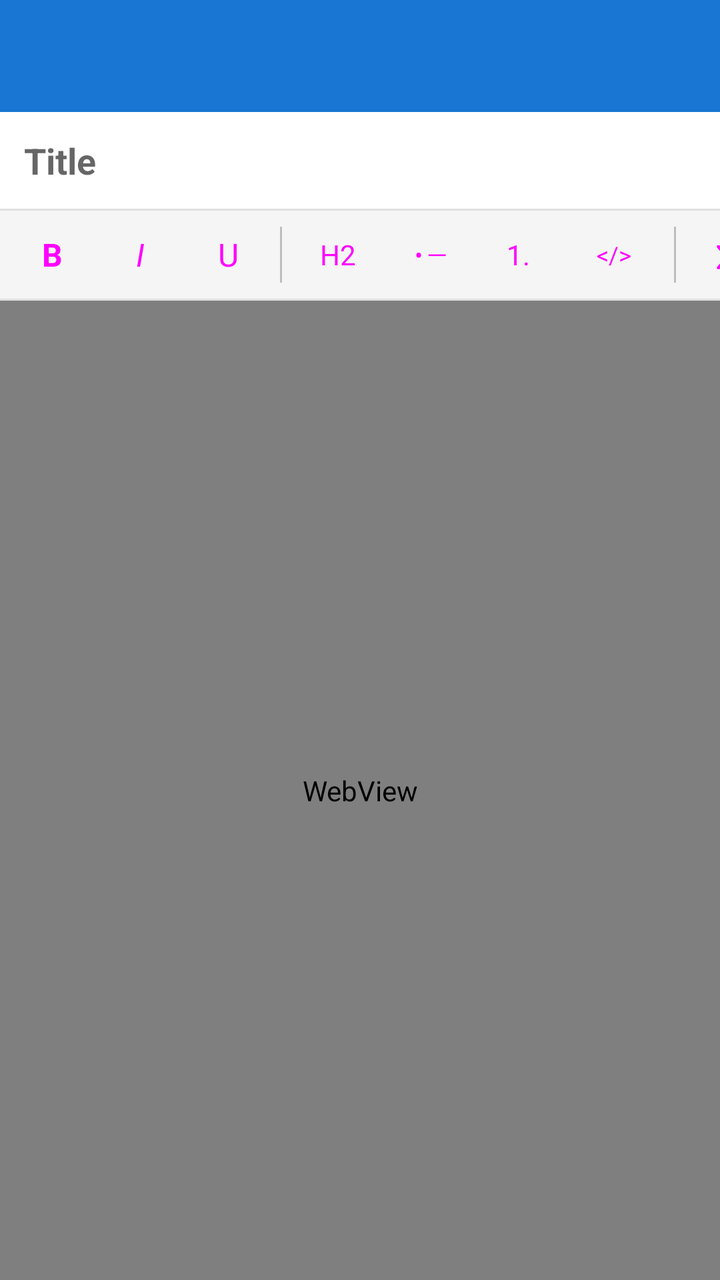
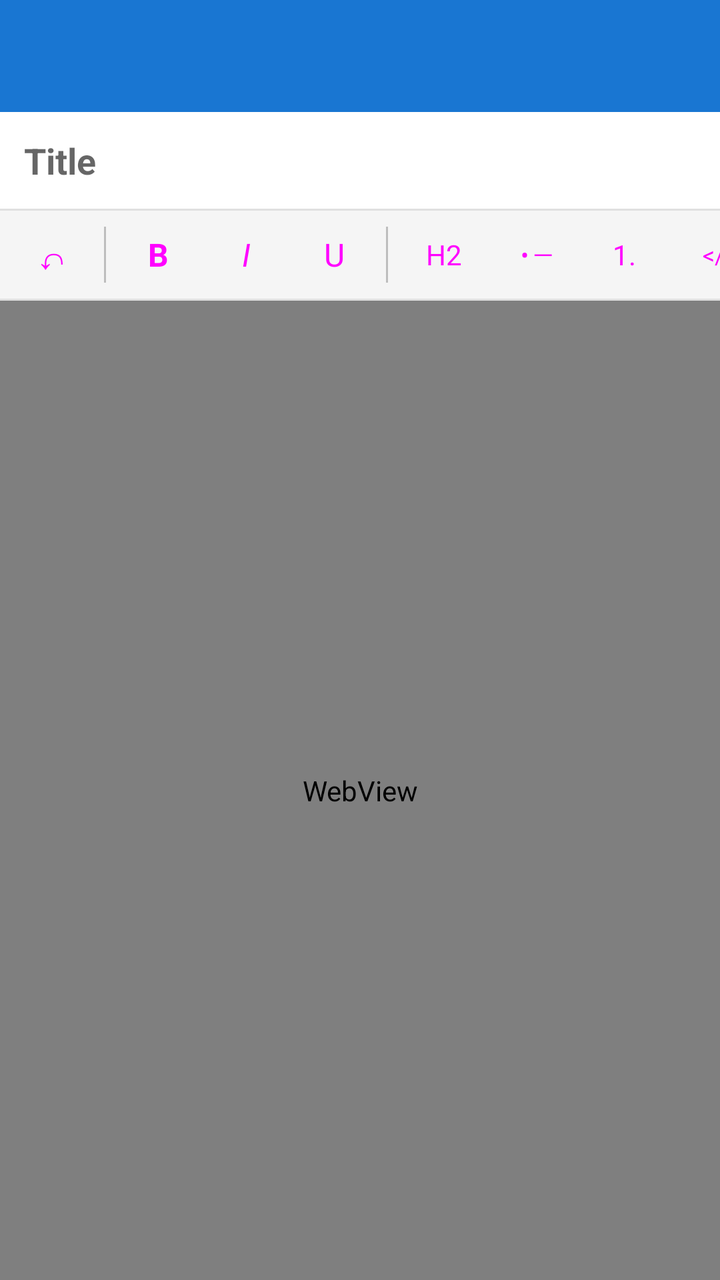

The first picture is an Android layout as it rendered before a commit; the second is the same layout after the commit. The layout source and the unified diff follow.
<!-- AndroidManifest.xml: application theme Theme.MemoJR -->
<!-- res/layout/activity_memo_edit.xml -->
<?xml version="1.0" encoding="utf-8"?>
<LinearLayout
    xmlns:android="http://schemas.android.com/apk/res/android"
    xmlns:app="http://schemas.android.com/apk/res-auto"
    android:layout_width="match_parent"
    android:layout_height="match_parent"
    android:orientation="vertical"
>

    <androidx.appcompat.widget.Toolbar
        android:id="@+id/toolbar"
        android:layout_width="match_parent"
        android:layout_height="?attr/actionBarSize"
        android:background="?attr/colorPrimary"
        android:theme="@style/ThemeOverlay.AppCompat.Dark.ActionBar" />

    
    <EditText
        android:id="@+id/etTitle"
        android:layout_width="match_parent"
        android:layout_height="wrap_content"
        android:hint="@string/hint_title"
        android:padding="12dp"
        android:textSize="18sp"
        android:textStyle="bold"
        android:background="@android:color/white"
        android:imeOptions="actionNext"
        android:inputType="text" />

    <View
        android:layout_width="match_parent"
        android:layout_height="1dp"
        android:background="#E0E0E0" />

    
    <HorizontalScrollView
        android:layout_width="match_parent"
        android:layout_height="wrap_content"
        android:scrollbars="none"
        android:background="#F5F5F5">

        <LinearLayout
            android:layout_width="wrap_content"
            android:layout_height="44dp"
            android:orientation="horizontal"
            android:gravity="center_vertical"
            android:paddingStart="4dp"
            android:paddingEnd="4dp">

            <Button
                android:id="@+id/btnBold"
                style="@style/Widget.Material3.Button.TextButton"
                android:layout_width="44dp"
                android:layout_height="40dp"
                android:text="B"
                android:textStyle="bold"
                android:textSize="16sp"
                android:padding="4dp" />

            <Button
                android:id="@+id/btnItalic"
                style="@style/Widget.Material3.Button.TextButton"
                android:layout_width="44dp"
                android:layout_height="40dp"
                android:text="I"
                android:textStyle="italic"
                android:textSize="16sp"
                android:padding="4dp" />

            <Button
                android:id="@+id/btnUnderline"
                style="@style/Widget.Material3.Button.TextButton"
                android:layout_width="44dp"
                android:layout_height="40dp"
                android:text="U"
                android:textSize="16sp"
                android:padding="4dp" />

            <View android:layout_width="1dp" android:layout_height="28dp" android:background="#BDBDBD" android:layout_marginHorizontal="4dp" />

            <Button
                android:id="@+id/btnH1"
                style="@style/Widget.Material3.Button.TextButton"
                android:layout_width="48dp"
                android:layout_height="40dp"
                android:text="H2"
                android:textSize="14sp"
                android:padding="4dp" />

            <Button
                android:id="@+id/btnUl"
                style="@style/Widget.Material3.Button.TextButton"
                android:layout_width="44dp"
                android:layout_height="40dp"
                android:text="• ─"
                android:textSize="12sp"
                android:padding="4dp" />

            <Button
                android:id="@+id/btnOl"
                style="@style/Widget.Material3.Button.TextButton"
                android:layout_width="44dp"
                android:layout_height="40dp"
                android:text="1."
                android:textSize="14sp"
                android:padding="4dp" />

            <Button
                android:id="@+id/btnCode"
                style="@style/Widget.Material3.Button.TextButton"
                android:layout_width="52dp"
                android:layout_height="40dp"
                android:text="&lt;/&gt;"
                android:textSize="12sp"
                android:padding="4dp" />

            <View android:layout_width="1dp" android:layout_height="28dp" android:background="#BDBDBD" android:layout_marginHorizontal="4dp" />

            <Button
                android:id="@+id/btnMath"
                style="@style/Widget.Material3.Button.TextButton"
                android:layout_width="52dp"
                android:layout_height="40dp"
                android:text="∑fx"
                android:textSize="14sp"
                android:padding="4dp" />

            <Button
                android:id="@+id/btnImage"
                style="@style/Widget.Material3.Button.TextButton"
                android:layout_width="52dp"
                android:layout_height="40dp"
                android:text="🖼"
                android:textSize="16sp"
                android:padding="4dp" />

            <View android:layout_width="1dp" android:layout_height="28dp" android:background="#BDBDBD" android:layout_marginHorizontal="4dp" />

            <Button
                android:id="@+id/btnClear"
                style="@style/Widget.Material3.Button.TextButton"
                android:layout_width="52dp"
                android:layout_height="40dp"
                android:text="T✗"
                android:textSize="13sp"
                android:padding="4dp" />

            <View android:layout_width="1dp" android:layout_height="28dp" android:background="#BDBDBD" android:layout_marginHorizontal="4dp" />

            <Button
                android:id="@+id/btnPageUp"
                style="@style/Widget.Material3.Button.TextButton"
                android:layout_width="48dp"
                android:layout_height="40dp"
                android:text="⇑"
                android:textSize="18sp"
                android:padding="4dp" />

            <Button
                android:id="@+id/btnPageDown"
                style="@style/Widget.Material3.Button.TextButton"
                android:layout_width="48dp"
                android:layout_height="40dp"
                android:text="⇓"
                android:textSize="18sp"
                android:padding="4dp" />

        </LinearLayout>
    </HorizontalScrollView>

    <View
        android:layout_width="match_parent"
        android:layout_height="1dp"
        android:background="#E0E0E0" />

    
    <WebView
        android:id="@+id/webEditor"
        android:layout_width="match_parent"
        android:layout_height="0dp"
        android:layout_weight="1"
        android:background="@android:color/white" />

</LinearLayout>
<!-- resources referenced by this layout -->
<resources>
  <string name="hint_title">Title</string>
  <style name="Theme.MemoJR" parent="Theme.MaterialComponents.Light.NoActionBar">
          <item name="colorPrimary">@color/colorPrimary</item>
          <item name="colorPrimaryDark">@color/colorPrimaryDark</item>
          <item name="colorAccent">@color/colorAccent</item>
          
          <item name="android:windowOptOutEdgeToEdgeEnforcement">true</item>
      </style>
  <color name="colorPrimary">#1976D2</color>
  <color name="colorPrimaryDark">#1565C0</color>
  <color name="colorAccent">#FF9800</color>
</resources>

<!-- the commit's change to res/layout/activity_memo_edit.xml (unified diff, before → after) -->
@@ -46,6 +46,18 @@
             android:gravity="center_vertical"
             android:paddingStart="4dp"
             android:paddingEnd="4dp">
+
+            <Button
+                android:id="@+id/btnUndo"
+                style="@style/Widget.Material3.Button.TextButton"
+                android:layout_width="44dp"
+                android:layout_height="40dp"
+                android:contentDescription="@string/undo"
+                android:text="↶"
+                android:textSize="18sp"
+                android:padding="4dp" />
+
+            <View android:layout_width="1dp" android:layout_height="28dp" android:background="#BDBDBD" android:layout_marginHorizontal="4dp" />
 
             <Button
                 android:id="@+id/btnBold"
<!-- resource entries referenced after the edit -->
@@ -1,6 +1,7 @@
 <!-- resources referenced by this layout -->
 <resources>
   <string name="hint_title">Title</string>
+  <string name="undo">Undo</string>
   <style name="Theme.MemoJR" parent="Theme.MaterialComponents.Light.NoActionBar">
           <item name="colorPrimary">@color/colorPrimary</item>
           <item name="colorPrimaryDark">@color/colorPrimaryDark</item>
